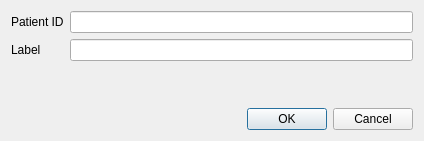
Qt form patientinfo.ui (sgsfak/dicom-anon-upload) before a commit.
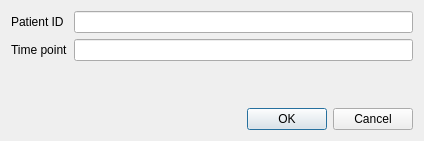
The same form after that commit.

```diff
--- a/patientinfo.ui
+++ b/patientinfo.ui
@@ -35,7 +35,7 @@
      <item row="1" column="0">
       <widget class="QLabel" name="labelLabel">
        <property name="text">
-        <string>Label</string>
+        <string>Time point</string>
        </property>
       </widget>
      </item>
```
Left out of the diff: 2 changed lines with no effect on the pictures.
